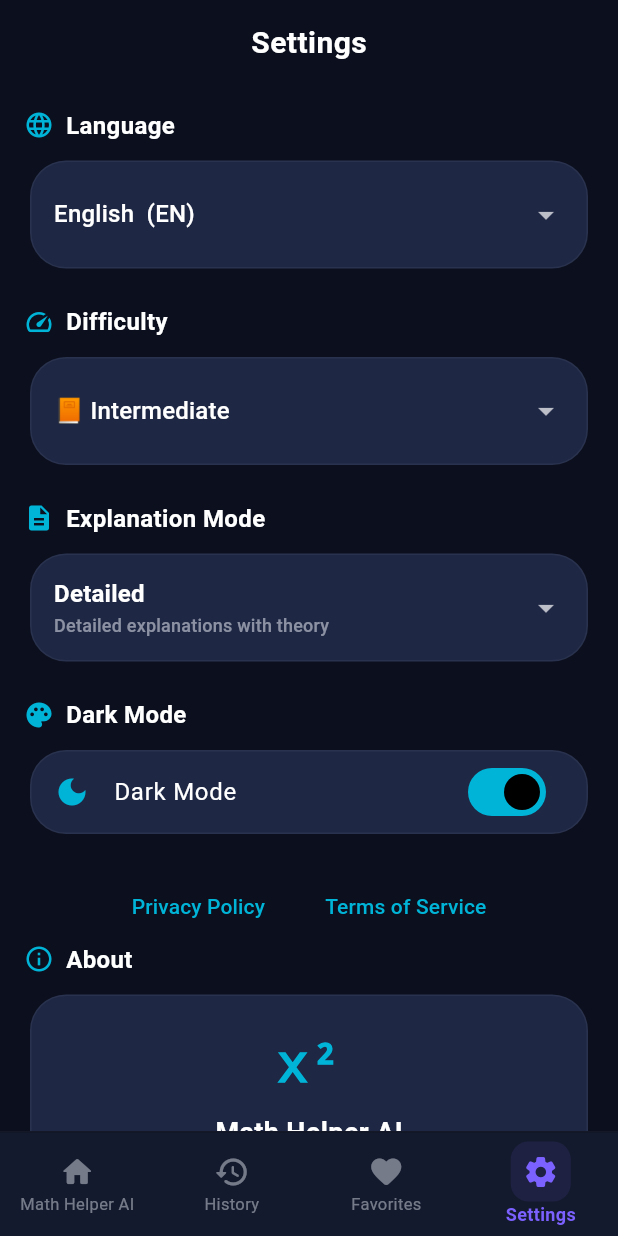
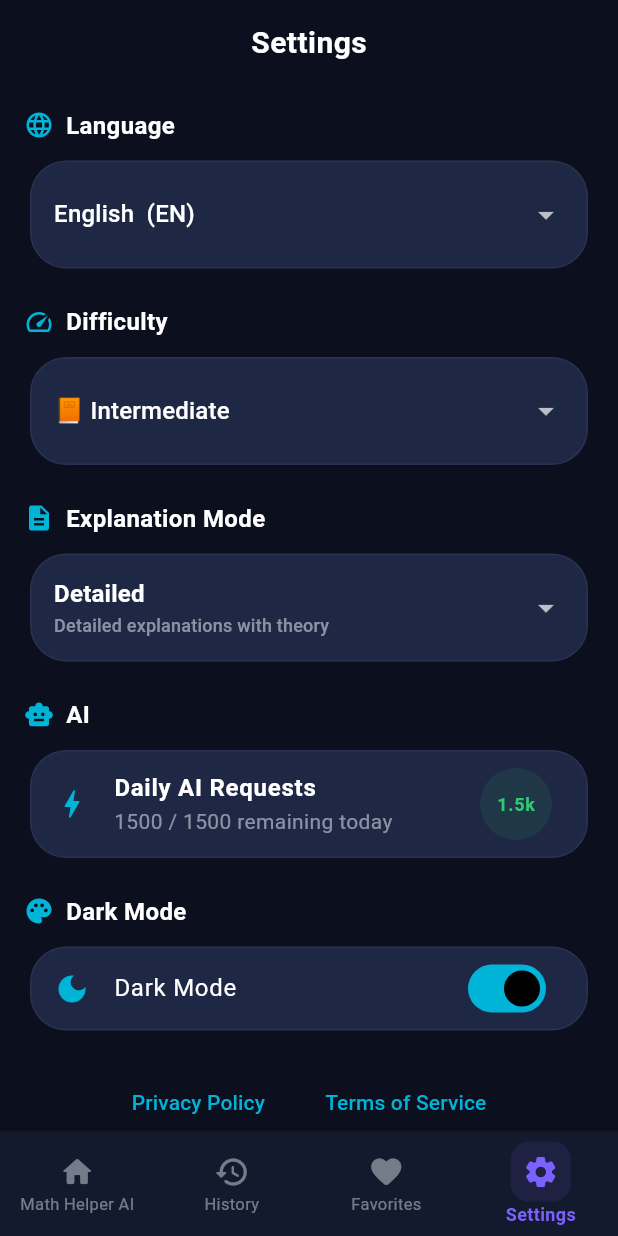
Before and after one commit to 3zonestudio-pixel/math-helper-ai, a Flutter app: the screen it shows after launch, item 4 of the bottom bar chosen, on a phone screen of 412 x 824 dp. Run offline on Flutter 3.47's test engine with Material 3 defaults, Android fonts, the phone set to English and light mode, and no system bars; our stand-ins replace connectivity_plus, hive_flutter, image_picker, share_plus, shared_preferences; missing offline and left inert: flutter_math_fork, google_mlkit_text_recognition; accounts and stored records are empty; Roboto replaces fonts that are missing (Segoe UI).

Commit message:
Fix solution display: strip LaTeX delimiters, improve AI prompt for accuracy, add AI request counter to settings, increase max_tokens to 4096

```diff
--- a/lib/screens/settings_screen.dart
+++ b/lib/screens/settings_screen.dart
@@ -3,6 +3,7 @@
 import '../l10n/app_localizations.dart';
 import '../providers/app_provider.dart';
 import '../constants.dart';
+import '../services/ai_service.dart';
 import '../theme.dart';
 import 'privacy_policy_screen.dart';
 import 'terms_screen.dart';
@@ -15,6 +16,10 @@
 }
 
 class _SettingsScreenState extends State<SettingsScreen> {
+
+  Future<int> _getRemainingRequests() async {
+    return AiService.getRemainingRequests();
+  }
 
   @override
   Widget build(BuildContext context) {
@@ -168,6 +173,55 @@
 
           const SizedBox(height: 20),
 
+          // AI Requests Remaining
+          _buildSectionHeader('AI', Icons.smart_toy, isDark),
+          FutureBuilder<int>(
+            future: _getRemainingRequests(),
+            builder: (context, snapshot) {
+              final remaining = snapshot.data ?? 1500;
+              return Card(
+                child: ListTile(
+                  leading: Icon(Icons.bolt, color: AppTheme.accentCyan),
+                  title: Text(
+                    'Daily AI Requests',
+                    style: TextStyle(
+                      fontWeight: FontWeight.w600,
+                      color: isDark ? Colors.white : AppTheme.textDark,
+                    ),
+                  ),
+                  subtitle: Text(
+                    '$remaining / 1500 remaining today',
+                    style: TextStyle(
+                      color: remaining < 100 ? AppTheme.errorRed : (isDark ? AppTheme.textLight.withAlpha(153) : Colors.grey[600]),
+                    ),
+                  ),
+                  trailing: Container(
+                    width: 48,
+                    height: 48,
+                    decoration: BoxDecoration(
+                      shape: BoxShape.circle,
+                      color: remaining < 100
+                          ? AppTheme.errorRed.withAlpha(25)
+                          : AppTheme.accentGreen.withAlpha(25),
+                    ),
+                    child: Center(
+                      child: Text(
+                        remaining > 999 ? '${(remaining / 1000).toStringAsFixed(1)}k' : '$remaining',
+                        style: TextStyle(
+                          fontSize: 12,
+                          fontWeight: FontWeight.bold,
+                          color: remaining < 100 ? AppTheme.errorRed : AppTheme.accentGreen,
+                        ),
+                      ),
+                    ),
+                  ),
+                ),
+              );
+            },
+          ),
+
+          const SizedBox(height: 20),
+
           // Appearance
           _buildSectionHeader(l10n.darkMode, Icons.palette, isDark),
           Card(
```
Also changed, not shown: lib/services/ai_service.dart (+63 -10 lines), lib/widgets/math_text.dart (+18 -3 lines).
